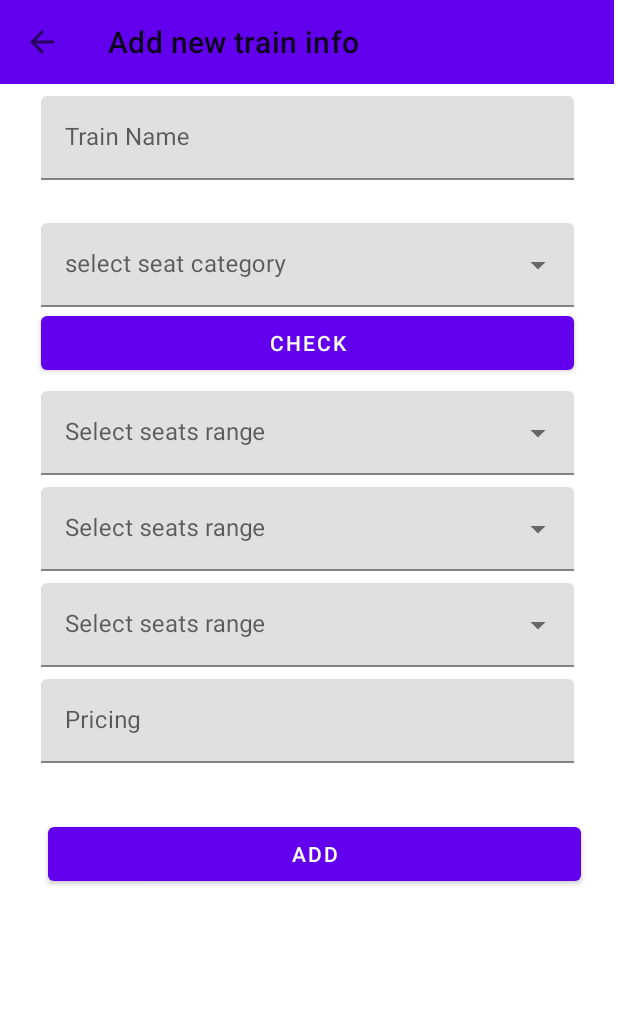
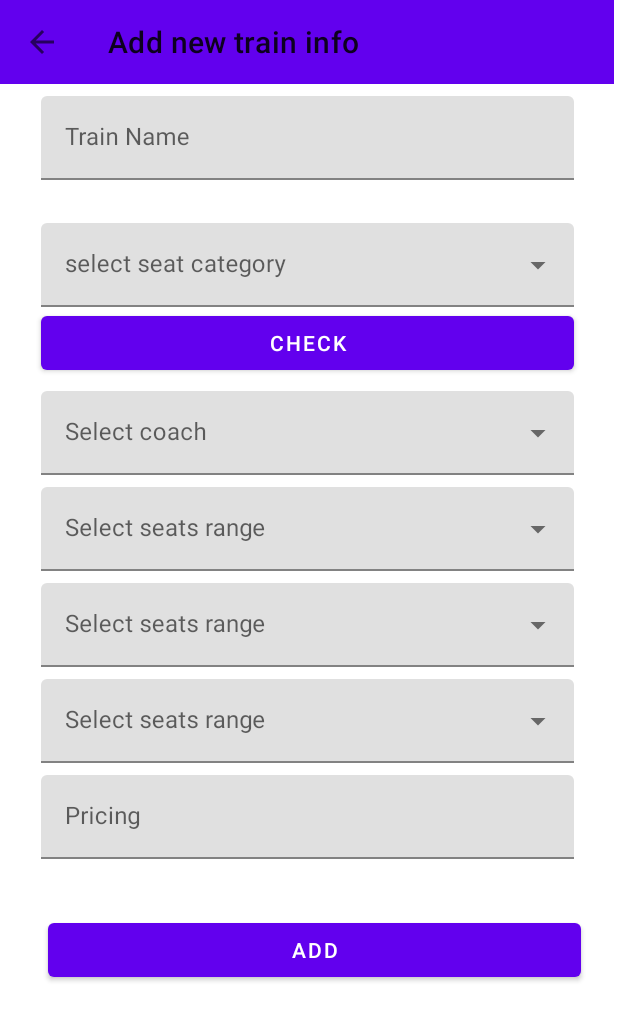
Before and after one commit to DanTheT/RailwayReservation, an Android app: the AddSeatsFragment screen opened through its navigation route, on a phone screen of 412 x 824 dp. Shown: the top 1021 px of the screen. Run offline under Robolectric (Android 15) with nearby library versions, the phone set to English and light mode, and no system bars; our stand-ins replace Firebase (no records; nobody signed in at launch, a user with empty details on screens opened directly).

Commit message:
Committed new adjustments

```diff
--- a/app/src/main/java/com/example/railwayreservation/admin/trainSeats/SeatsData.kt
+++ b/app/src/main/java/com/example/railwayreservation/admin/trainSeats/SeatsData.kt
@@ -2,7 +2,7 @@ package com.example.railwayreservation.admin.trainSeats
 
 data class SeatsData(
     val available: String = "",
-    val seatNo: ArrayList<String> ,
+    val seatNo: String = "",
     val reserved: String = "",
     val seatPrice: String = ""
 )
--- /dev/null
+++ b/app/src/main/java/com/example/railwayreservation/admin/trainSeats/addSeats/AddSeatsViewModel.kt
@@ -0,0 +1,13 @@
+package com.example.railwayreservation.admin.trainSeats.addSeats
+
+import androidx.lifecycle.ViewModel
+import com.google.firebase.database.DatabaseReference
+import com.google.firebase.database.FirebaseDatabase
+
+class AddSeatsViewModel: ViewModel() {
+    private lateinit var getInfoDatabase: DatabaseReference
+
+    fun getTrainRef() {
+        getInfoDatabase = FirebaseDatabase.getInstance().getReference("SpecificTrainInfo")
+    }
+}
--- a/app/src/main/res/layout/fragment_add_seats.xml
+++ b/app/src/main/res/layout/fragment_add_seats.xml
@@ -87,6 +87,24 @@
         />
 
     <com.google.android.material.textfield.TextInputLayout
+        android:id="@+id/seatsCoachSelectionLayout"
+        android:layout_width="355dp"
+        android:layout_height="wrap_content"
+        android:layout_marginTop="8dp"
+        style="@style/Widget.MaterialComponents.TextInputLayout.FilledBox.ExposedDropdownMenu"
+        app:layout_constraintEnd_toEndOf="parent"
+        app:layout_constraintStart_toStartOf="parent"
+        app:layout_constraintTop_toBottomOf="@+id/buttonCheckCategory">
+
+        <AutoCompleteTextView
+            android:id="@+id/editTextSeatCoachSelection"
+            android:layout_width="match_parent"
+            android:layout_height="wrap_content"
+            android:inputType="none"
+            android:hint="Select coach" />
+    </com.google.android.material.textfield.TextInputLayout>
+
+    <com.google.android.material.textfield.TextInputLayout
         android:id="@+id/seatsSelectionLayout"
         android:layout_width="355dp"
         android:layout_height="wrap_content"
@@ -94,7 +112,7 @@
         style="@style/Widget.MaterialComponents.TextInputLayout.FilledBox.ExposedDropdownMenu"
         app:layout_constraintEnd_toEndOf="parent"
         app:layout_constraintStart_toStartOf="parent"
-        app:layout_constraintTop_toBottomOf="@+id/buttonCheckCategory">
+        app:layout_constraintTop_toBottomOf="@+id/seatsCoachSelectionLayout">
 
         <AutoCompleteTextView
             android:id="@+id/editTextSeatSelection"
--- a/app/src/main/res/values/strings.xml
+++ b/app/src/main/res/values/strings.xml
@@ -86,7 +86,6 @@
     <string name="addTrainStatusCD">Status</string>
 
     <string-array name="numOfTrainCoaches">
-        <item>3 Coaches</item>
         <item>4 Coaches</item>
         <item>5 Coaches</item>
     </string-array>
@@ -129,13 +128,28 @@
     </string-array>
 
     <string-array name="standard_windowSeats_range">
-        <item>A3 - A15</item>
-        <item>D3 - D15</item>
+        <item>A3 - A13</item>
+        <item>D3 - D13</item>
     </string-array>
 
     <string-array name="standard_alleySeats_range">
-        <item>B3 - B15</item>
-        <item>C3 - C15</item>
+        <item>B3 - B13</item>
+        <item>C3 - C13</item>
+    </string-array>
+
+    <string-array name="four_coaches">
+        <item>Coach 1</item>
+        <item>Coach 2</item>
+        <item>Coach 3</item>
+        <item>Coach 4</item>
+    </string-array>
+
+    <string-array name="five_coaches">
+        <item>Coach 1</item>
+        <item>Coach 2</item>
+        <item>Coach 3</item>
+        <item>Coach 4</item>
+        <item>Coach 5</item>
     </string-array>
 
     //Train Schedule
```
Also changed, not shown: app/src/main/java/com/example/railwayreservation/admin/trainSeats/addSeats/AddSeatsFragment.kt (+105 -4 lines).
